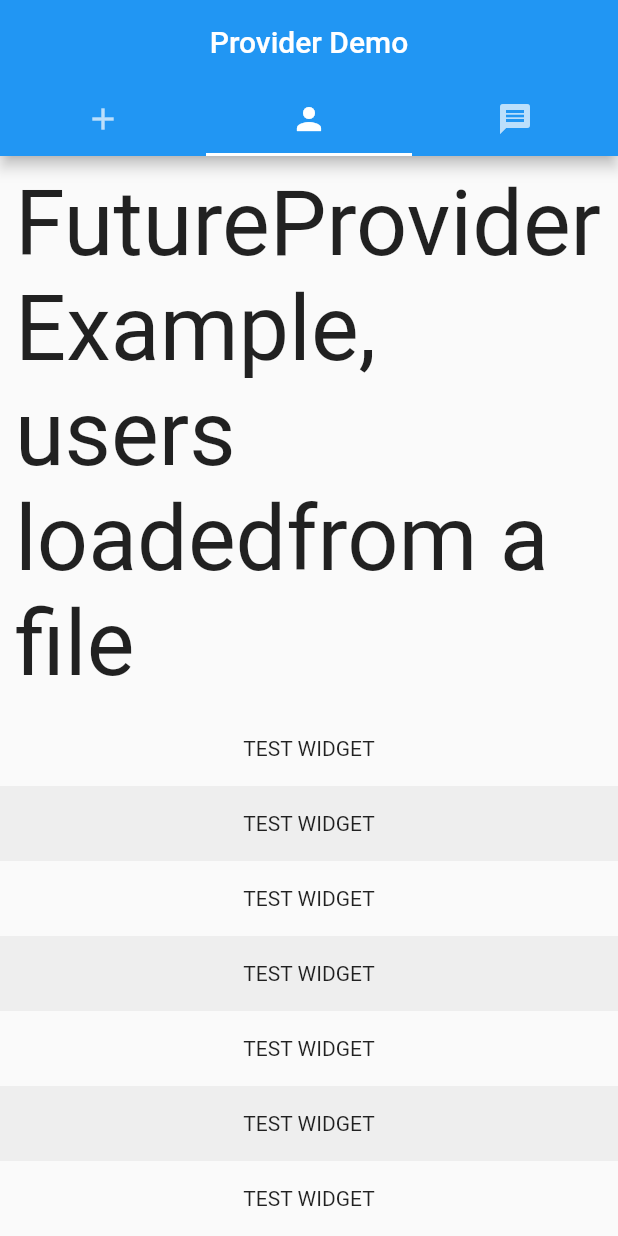
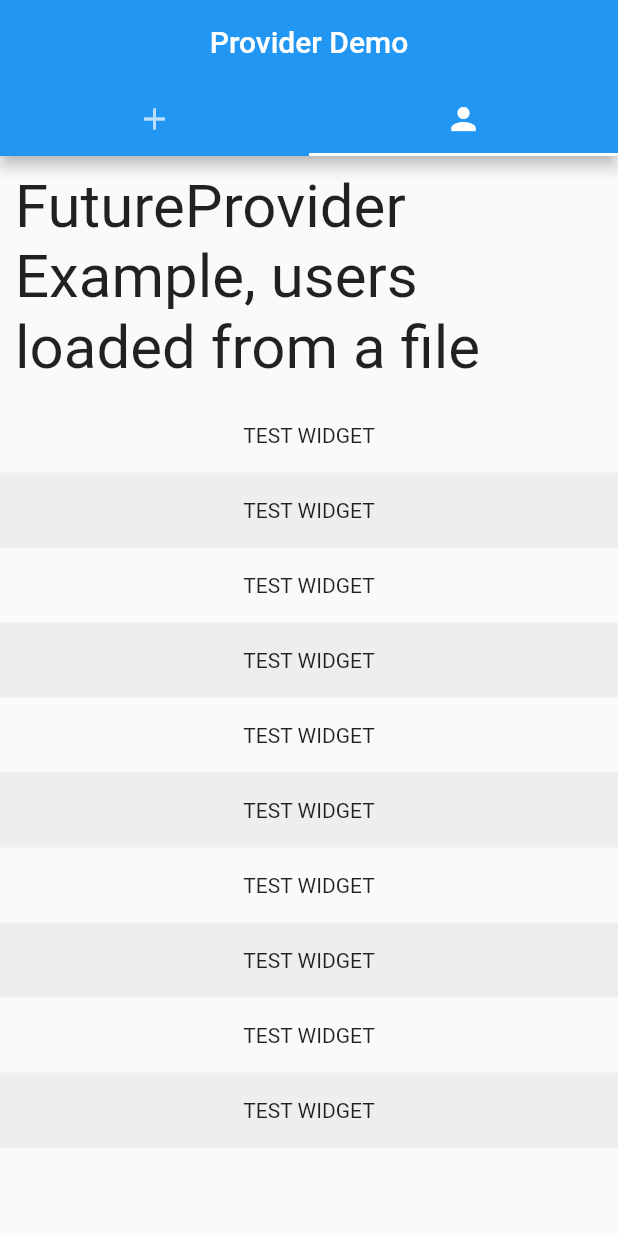
Before and after one commit to YanaLugina/flutter-providers, a Flutter app: the screen it shows after launch, tab 2 chosen, on a phone screen of 412 x 824 dp. Run offline on Flutter 3.47's test engine with Material 2 defaults, Android fonts, the phone set to English and light mode, and no system bars.

Commit message:
future: created new methods and models         новый файл:    lib/event_provider.dart         изменено:      lib/main.dart         новый файл:    lib/models/user.dart         новый файл:    lib/models/user_list.dart         изменено:      lib/my_user_page.dart         новый файл:    lib/user_provider.dart

```diff
--- /dev/null
+++ b/lib/event_provider.dart
@@ -0,0 +1,4 @@
+
+class EventPriovider {
+
+}
--- a/lib/main.dart
+++ b/lib/main.dart
@@ -29,9 +29,9 @@ class MyHomePage extends StatelessWidget {
   @override
   Widget build(BuildContext context) {
     return MultiProvider(
-        providers: [
-          ChangeNotifierProvider<MyCountProvider>.value(value: MyCountProvider())
-        ],
+      providers: [
+        ChangeNotifierProvider<MyCountProvider>.value(value: MyCountProvider()),
+      ],
       child: DefaultTabController(
         length: 2,
         child: DefaultTabController(
@@ -44,7 +44,7 @@ class MyHomePage extends StatelessWidget {
                   tabs: <Widget>[
                     Tab(icon: Icon(Icons.add),),
                     Tab(icon: Icon(Icons.person),),
-                    Tab(icon: Icon(Icons.message),),
+                    /*Tab(icon: Icon(Icons.message),),*/
                   ],
                 ),
               ),
--- a/lib/my_user_page.dart
+++ b/lib/my_user_page.dart
@@ -8,9 +8,9 @@ class MyUserPage extends StatelessWidget {
         Padding(
           padding: EdgeInsets.all(10.0),
           child: Text(
-            'FutureProvider Example, users loadedfrom a file',
+            'FutureProvider Example, users loaded from a file',
             style: TextStyle(
-              fontSize: 60
+              fontSize: 40
             ),
           ),
         ),
```
Also changed, not shown: lib/models/user.dart (added, +11 -0 lines), lib/models/user_list.dart (added, +9 -0 lines), lib/user_provider.dart (added, +22 -0 lines).
